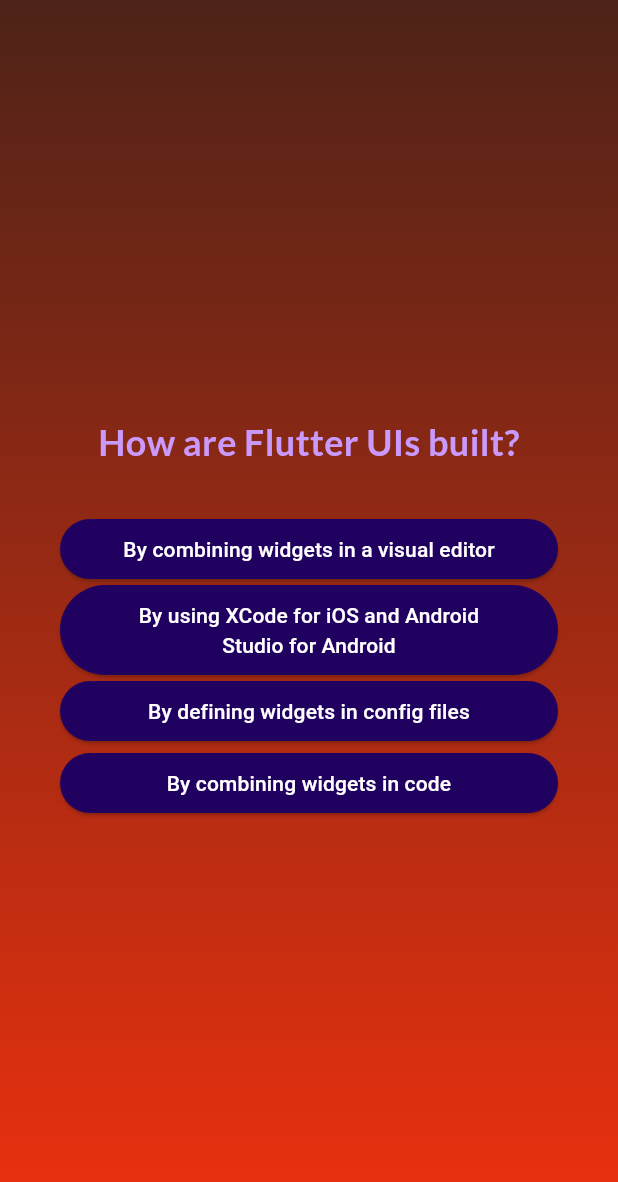
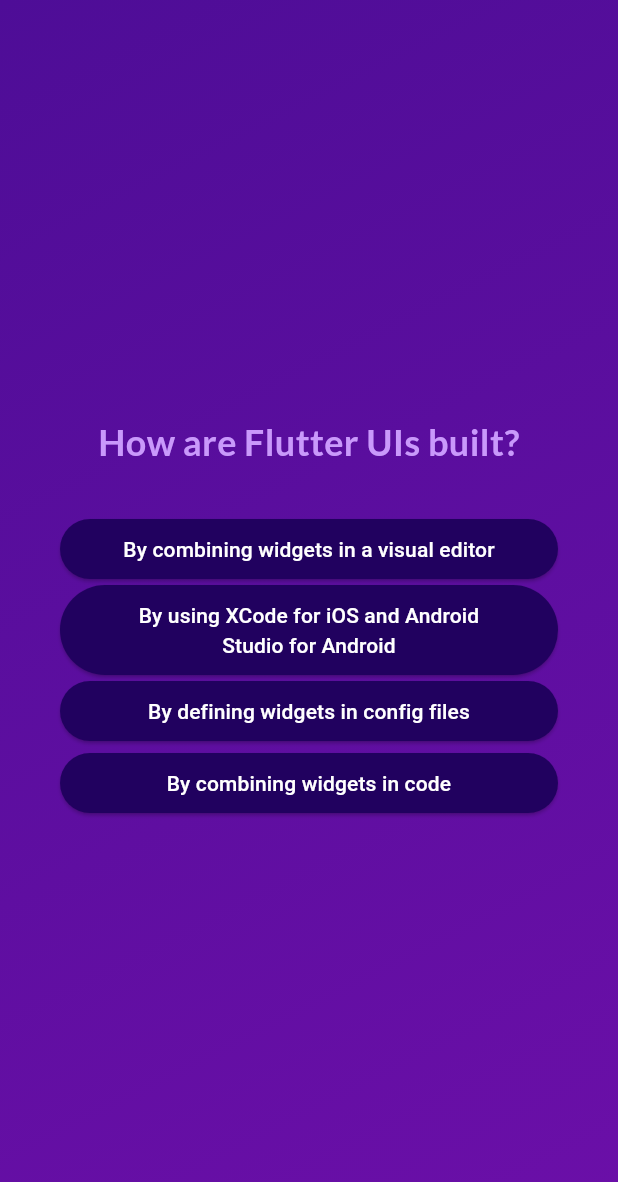
Before and after one commit to bdsarker/FlutterQuizApp, a Flutter app: the screen it shows after launch, after a tap on "Start Quiz", after a tap on "Components", on a phone screen of 412 x 824 dp. Shown: the top 1182 px of the screen. Run offline on Flutter 3.47's test engine with Material 3 defaults, Android fonts, the light colour scheme and no system bars; our stand-ins replace google_fonts.

Commit message:
15 More Conditions

```diff
--- a/lib/quiz.dart
+++ b/lib/quiz.dart
@@ -2,6 +2,7 @@
 
 import 'package:basic2quiz/start_screen.dart';
 import 'package:basic2quiz/questions_screen.dart';
+import 'package:basic2quiz/data/questions.dart';
 
 class Quiz extends StatefulWidget {
   const Quiz({super.key});
@@ -13,7 +14,7 @@
 }
 
 class _QuizState extends State<Quiz> {
-  final List<String> selectedAnswers = [];
+  List<String> selectedAnswers = [];
   var activeScreen = 'start-screen';
 
   void switchScreen() {
@@ -24,6 +25,13 @@
 
   void chooseAnswer(String answer) {
     selectedAnswers.add(answer);
+
+    if (selectedAnswers.length == questions.length) {
+      setState(() {
+        selectedAnswers = [];
+        activeScreen = 'start-screen';
+      });
+    }
   }
 
   @override
@@ -42,10 +50,10 @@
           decoration: const BoxDecoration(
             gradient: LinearGradient(
               colors: [
-                Color.fromARGB(255, 78, 35, 24),
-                Color.fromARGB(255, 238, 49, 15),
+                Color.fromARGB(255, 78, 13, 151),
+                Color.fromARGB(255, 107, 15, 168),
               ],
-              begin: Alignment.topRight,
+              begin: Alignment.topLeft,
               end: Alignment.bottomRight,
             ),
           ),
```
